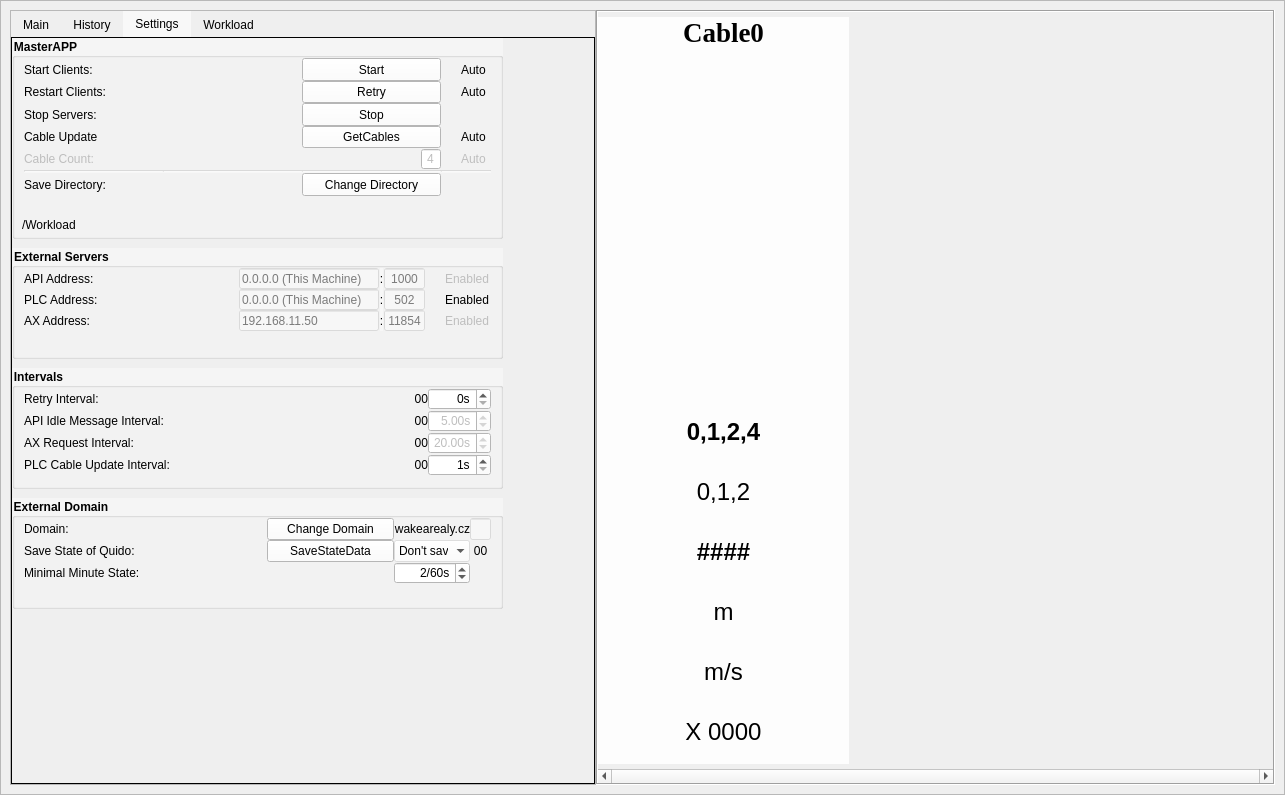
5PIterator/MasterAPP, file ui/MasterAPPV7.ui: the form before one commit.
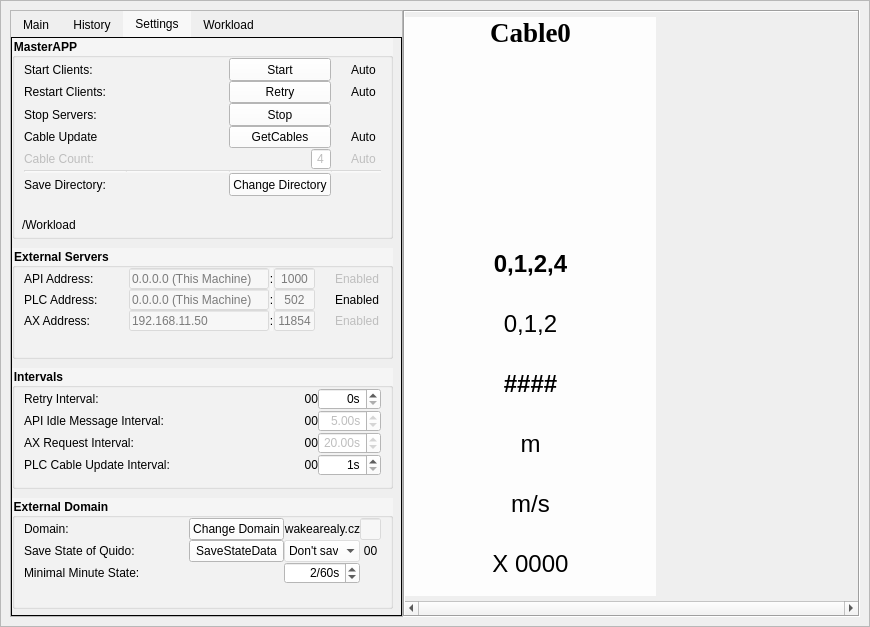
The form after the commit. The open tabs and pages were chosen to show the change. Icons and pictures are not drawn. Custom widgets are drawn as their Qt base class.

Commit message: MasterAPP version Ready

```diff
--- a/ui/MasterAPPV7.ui
+++ b/ui/MasterAPPV7.ui
@@ -9,8 +9,8 @@
    <rect>
     <x>0</x>
     <y>0</y>
-    <width>1285</width>
-    <height>795</height>
+    <width>870</width>
+    <height>627</height>
    </rect>
   </property>
   <property name="sizePolicy">
@@ -84,8 +84,8 @@
         <rect>
          <x>0</x>
          <y>0</y>
-         <width>1283</width>
-         <height>793</height>
+         <width>868</width>
+         <height>625</height>
         </rect>
        </property>
        <property name="sizePolicy">
@@ -779,8 +779,8 @@
                         <rect>
                          <x>0</x>
                          <y>0</y>
-                         <width>98</width>
-                         <height>28</height>
+                         <width>527</width>
+                         <height>577</height>
                         </rect>
                        </property>
                        <widget class="QGroupBox" name="ServerGroupBox">
@@ -788,7 +788,7 @@
                          <rect>
                           <x>0</x>
                           <y>210</y>
-                          <width>491</width>
+                          <width>381</width>
                           <height>111</height>
                          </rect>
                         </property>
@@ -1243,7 +1243,7 @@
                          <rect>
                           <x>0</x>
                           <y>330</y>
-                          <width>491</width>
+                          <width>381</width>
                           <height>121</height>
                          </rect>
                         </property>
@@ -1593,7 +1593,7 @@
                          <rect>
                           <x>0</x>
                           <y>0</y>
-                          <width>491</width>
+                          <width>381</width>
                           <height>201</height>
                          </rect>
                         </property>
@@ -2007,7 +2007,7 @@
                          <rect>
                           <x>0</x>
                           <y>460</y>
-                          <width>491</width>
+                          <width>381</width>
                           <height>111</height>
                          </rect>
                         </property>
@@ -2495,8 +2495,8 @@
                 <rect>
                  <x>0</x>
                  <y>0</y>
-                 <width>465</width>
-                 <height>748</height>
+                 <width>311</width>
+                 <height>599</height>
                 </rect>
                </property>
                <property name="sizePolicy">
@@ -2585,7 +2585,7 @@
                    <item>
                     <widget class="QLabel" name="statusImage_1">
                      <property name="sizePolicy">
-                      <sizepolicy hsizetype="Expanding" vsizetype="Expanding">
+                      <sizepolicy hsizetype="Expanding" vsizetype="Fixed">
                        <horstretch>0</horstretch>
                        <verstretch>0</verstretch>
                       </sizepolicy>
@@ -2615,6 +2615,9 @@
                      <property name="orientation">
                       <enum>Qt::Vertical</enum>
                      </property>
+                     <property name="sizeType">
+                      <enum>QSizePolicy::Fixed</enum>
+                     </property>
                      <property name="sizeHint" stdset="0">
                       <size>
                        <width>20</width>
```
Left out of the diff: 10 changed lines with no effect on the pictures. The commit also changes 10 other files.
